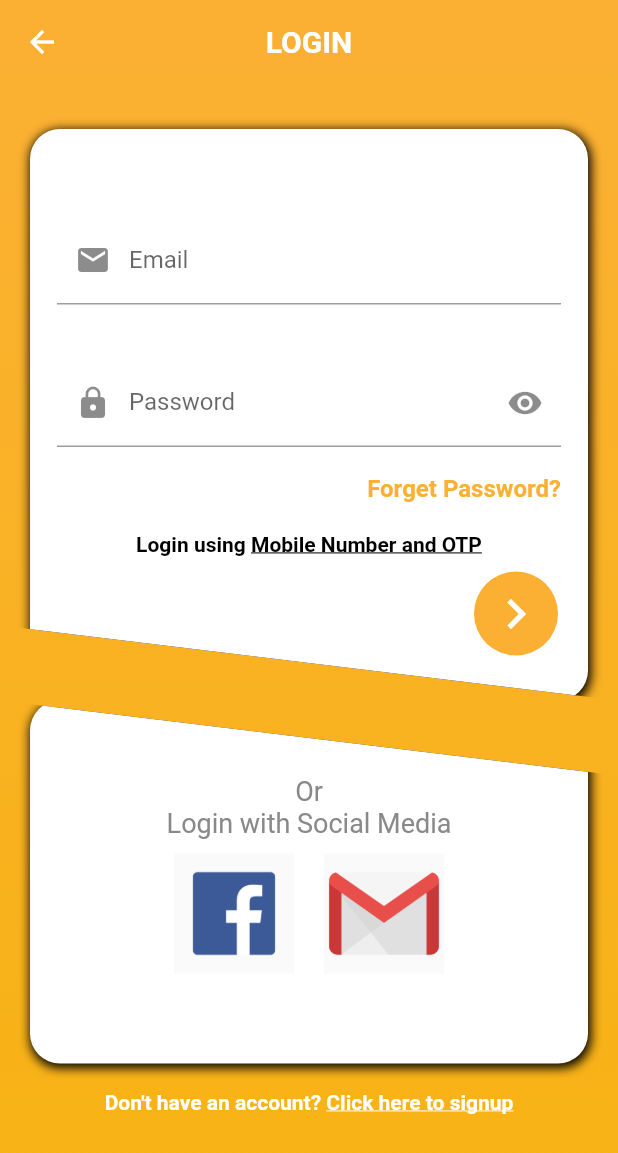
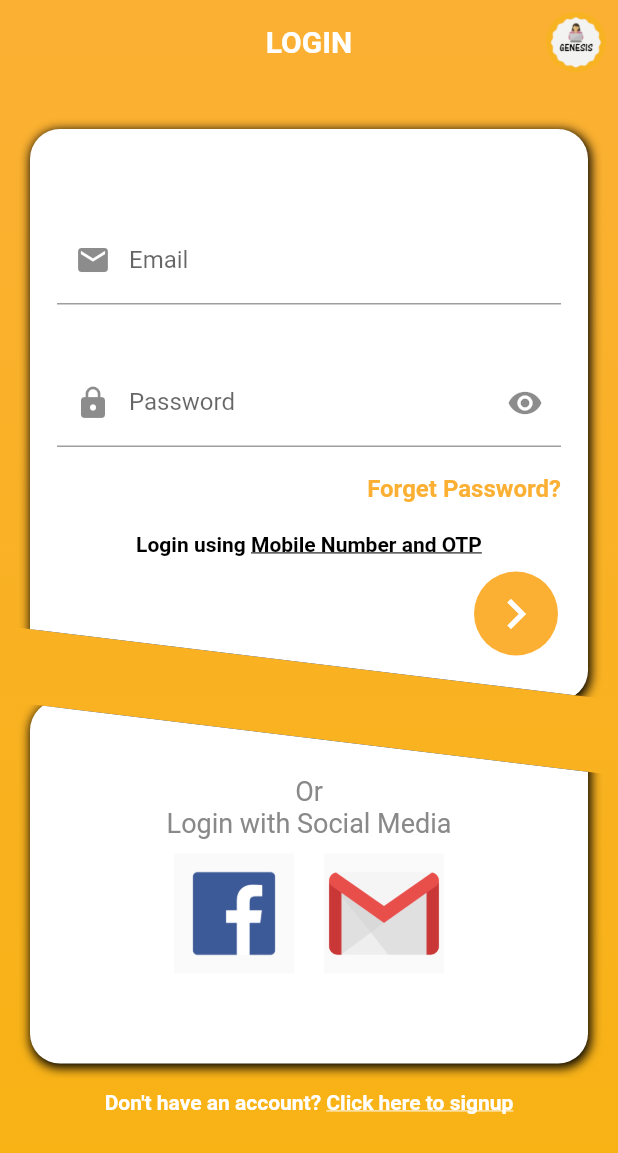
Before and after one commit to rhythmgupta16/Shopping, a Flutter app: the screen it shows after launch, on a phone screen of 412 x 824 dp. Shown: the top 1153 px of the screen. Run offline on Flutter 3.47's test engine with Material 2 defaults, Android fonts, the phone set to English and light mode, and no system bars; our stand-ins replace cloud_firestore, firebase_auth, google_sign_in; missing offline and left inert: flutter_facebook_login; accounts and stored records are empty.

Commit message:
Login UI updated

```diff
--- a/lib/login.dart
+++ b/lib/login.dart
@@ -54,8 +54,6 @@ class _LoginPageState extends State<LoginPage> {
   @override
   Widget build(BuildContext context) {
     return Scaffold(
-
-
         body: Container(
             //padding: const EdgeInsets.all(20.0),
             child: SingleChildScrollView(
@@ -63,9 +61,9 @@ class _LoginPageState extends State<LoginPage> {
                 height: MediaQuery.of(context).size.height,
                 decoration: BoxDecoration(
                 gradient: LinearGradient(
-                begin: Alignment.topCenter,
-                end: Alignment.bottomCenter,
-                colors: [Color(0xffFBB034), Color(0xffF8B313)],
+                  begin: Alignment.topCenter,
+                  end: Alignment.bottomCenter,
+                  colors: [Color(0xffFBB034), Color(0xffF8B313)],
                 ),
               ),
               child: Form(
@@ -76,14 +74,15 @@ class _LoginPageState extends State<LoginPage> {
                   backgroundColor: Colors.transparent,
                   elevation: 0,
                   title: Text(
-                    "LOGIN", style: TextStyle(fontWeight: FontWeight.bold),),
+                    "LOGIN", style: TextStyle(fontWeight: FontWeight.bold),
+                    ),
                   centerTitle: true,
-                  leading: Icon(Icons.arrow_back),
+                  //leading: Icon(Icons.arrow_back),
                   // Actions are identified as buttons which are added at the right of App Bar
                   actions: <Widget>[
                     Padding(
                       padding: const EdgeInsets.all(8.0),
-                      //child: Image.asset('assets/logo.png'),
+                      child: Image.asset('assets/logo.png'),
                       )
                     ],
                   ),
--- a/pubspec.yaml
+++ b/pubspec.yaml
@@ -51,6 +51,7 @@ flutter:
   assets:
     - assets/fb-icon.png
     - assets/gmail-icon.png
+    - assets/logo.png
 
   # To add assets to your application, add an assets section, like this:
   # assets:
```
Also changed, not shown: assets/logo.png (added).
